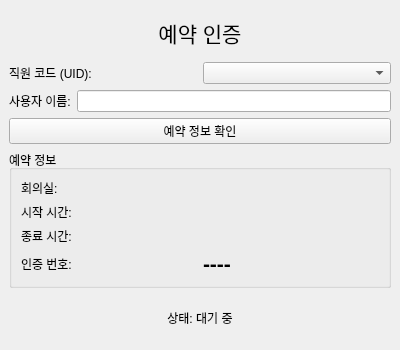
addinedu-ros-10th/iot-repo-1, file adminGUI/reservation_check.ui: the form before one commit.
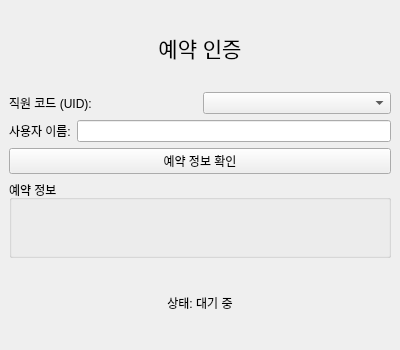
The form after the commit.

```diff
--- a/adminGUI/reservation_check.ui
+++ b/adminGUI/reservation_check.ui
@@ -70,53 +70,6 @@
       <property name="title">
        <string>예약 정보</string>
       </property>
-      <layout class="QVBoxLayout" name="verticalLayout_2">
-       <item>
-        <widget class="QLabel" name="roomNameLabel">
-         <property name="text">
-          <string>회의실:</string>
-         </property>
-        </widget>
-       </item>
-       <item>
-        <widget class="QLabel" name="startTimeLabel">
-         <property name="text">
-          <string>시작 시간:</string>
-         </property>
-        </widget>
-       </item>
-       <item>
-        <widget class="QLabel" name="endTimeLabel">
-         <property name="text">
-          <string>종료 시간:</string>
-         </property>
-        </widget>
-       </item>
-       <item>
-        <layout class="QHBoxLayout" name="horizontalLayout_3">
-         <item>
-          <widget class="QLabel" name="authCodeTitleLabel">
-           <property name="text">
-            <string>인증 번호:</string>
-           </property>
-          </widget>
-         </item>
-         <item>
-          <widget class="QLabel" name="authCodeDisplayLabel">
-           <property name="font">
-            <font>
-             <pointsize>16</pointsize>
-             <bold>true</bold>
-            </font>
-           </property>
-           <property name="text">
-            <string>----</string>
-           </property>
-          </widget>
-         </item>
-        </layout>
-       </item>
-      </layout>
      </widget>
     </item>
     <item>
```
